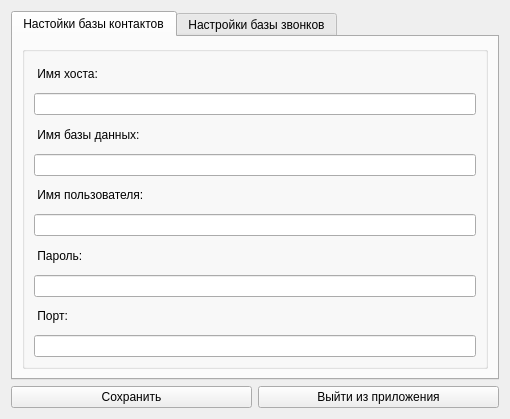
Before: the Qt Designer form DatabasesConnectDialog.ui in okostynchuk/Outcall, drawn with Qt 5.
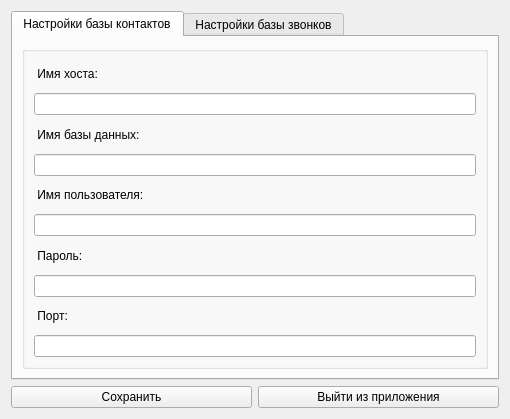
After: the same form once the commit is applied. Icons and pictures are not drawn.

```diff
--- a/DatabasesConnectDialog.ui
+++ b/DatabasesConnectDialog.ui
@@ -44,7 +44,7 @@
      </property>
      <widget class="QWidget" name="tab_2">
       <attribute name="title">
-       <string>Настойки базы контактов</string>
+       <string>Настройки базы контактов</string>
       </attribute>
       <layout class="QGridLayout" name="gridLayout_4">
        <item row="0" column="0">
```
Left out of the diff: 8 changed lines with no effect on the pictures.
